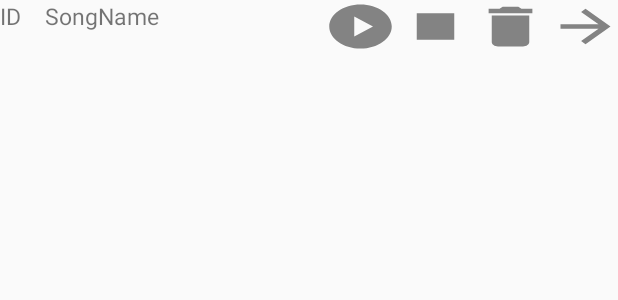
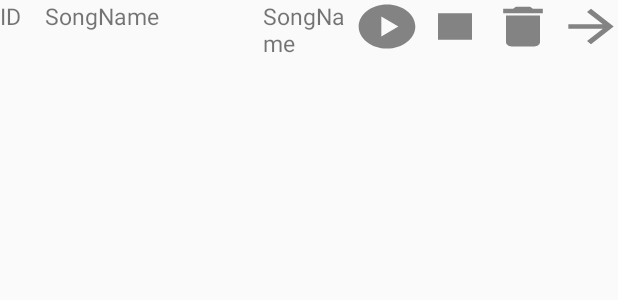
Before and after one commit to AnawaratneMANA/MOBILE_APPLICATION, an Android app: the layout customlayout.xml on its own in the app's theme, with its tools: preview values and no code run, on a phone screen of 412 x 824 dp. Shown: the top 300 px of the screen. Run offline under Robolectric (Android 15) with nearby library versions, the phone set to English and light mode, and no system bars.

Commit message:
Song status added (update)

```diff
--- a/app/src/main/java/com/example/finalmadproject/Settings/RingingTones.java
+++ b/app/src/main/java/com/example/finalmadproject/Settings/RingingTones.java
@@ -5,6 +5,8 @@ public final class RingingTones {
         public static final String TABLE_SONG_NAME = "song";
         public static final String SONG_ID = "song_id";
         public static final String SONG_NAME = "song_name";
+        //added
+        public static final String SONG_STATUS = "song_status";
         public static final String SONG_PATH = "song_path";
     }
 }
--- a/app/src/main/res/layout/customlayout.xml
+++ b/app/src/main/res/layout/customlayout.xml
@@ -11,14 +11,21 @@
         android:textSize="15sp" />
     <TextView
         android:id="@+id/textName"
-        android:layout_width="185dp"
+        android:layout_width="145dp"
+        android:layout_height="match_parent"
+        android:text="SongName"
+        android:textSize="15sp" />
+    //added
+    <TextView
+        android:id="@+id/textStatus"
+        android:layout_width="60dp"
         android:layout_height="match_parent"
         android:text="SongName"
         android:textSize="15sp" />
 
     <Button
         android:id="@+id/playButton"
-        android:layout_width="50dp"
+        android:layout_width="45dp"
         android:layout_height="match_parent"
         android:background="@drawable/play"
         android:radius="100dp"
@@ -26,21 +33,21 @@
 
     <Button
         android:id="@+id/pauseButton"
-        android:layout_width="50dp"
+        android:layout_width="45dp"
         android:layout_height="match_parent"
         android:background="@drawable/stop"
         android:textSize="8sp" />
 
     <Button
         android:id="@+id/deleteButton"
-        android:layout_width="50dp"
+        android:layout_width="45dp"
         android:layout_height="match_parent"
         android:background="@drawable/delete"
         android:textSize="8sp" />
 
     <Button
         android:id="@+id/assignToButton"
-        android:layout_width="50dp"
+        android:layout_width="45dp"
         android:layout_height="match_parent"
         android:background="@drawable/assign"
         android:textSize="8sp" />
```
Also changed, not shown: app/src/main/java/com/example/finalmadproject/Database/DatabaseHelper.java (+62 -3 lines), app/src/main/java/com/example/finalmadproject/Settings/CustomMusicAdapter.java (+16 -8 lines), app/src/main/java/com/example/finalmadproject/Settings/SongList.java (+21 -14 lines).
